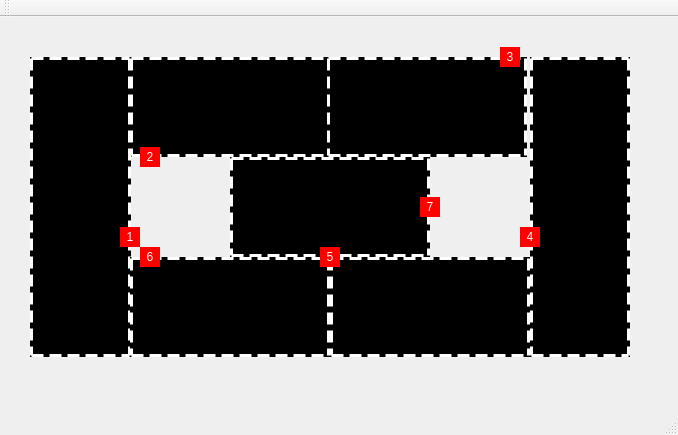
Vinihcampos/train-simulator, file mainwindow.ui: the form before one commit.
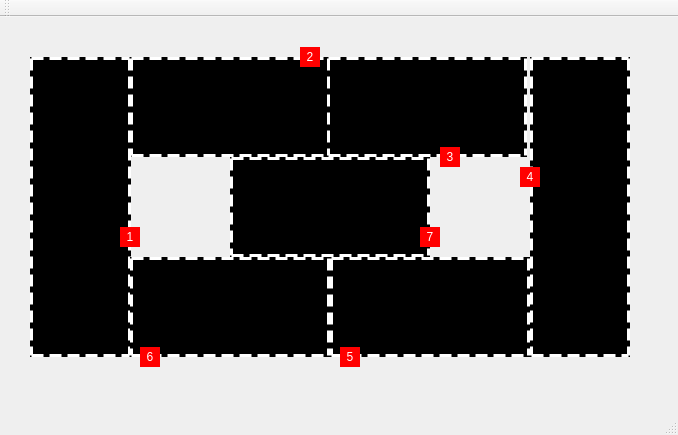
The form after the commit.

Commit message: Update rules of semaphores for all trains

```diff
--- a/mainwindow.ui
+++ b/mainwindow.ui
@@ -199,8 +199,8 @@
    <widget class="QLabel" name="labelTrain3">
     <property name="geometry">
      <rect>
-      <x>500</x>
-      <y>30</y>
+      <x>440</x>
+      <y>130</y>
       <width>20</width>
       <height>20</height>
      </rect>
@@ -228,8 +228,8 @@
    <widget class="QLabel" name="labelTrain5">
     <property name="geometry">
      <rect>
-      <x>320</x>
-      <y>230</y>
+      <x>340</x>
+      <y>330</y>
       <width>20</width>
       <height>20</height>
      </rect>
@@ -258,7 +258,7 @@
     <property name="geometry">
      <rect>
       <x>140</x>
-      <y>230</y>
+      <y>330</y>
       <width>20</width>
       <height>20</height>
      </rect>
@@ -316,7 +316,7 @@
     <property name="geometry">
      <rect>
       <x>520</x>
-      <y>210</y>
+      <y>150</y>
       <width>20</width>
       <height>20</height>
      </rect>
@@ -345,7 +345,7 @@
     <property name="geometry">
      <rect>
       <x>420</x>
-      <y>180</y>
+      <y>210</y>
       <width>20</width>
       <height>20</height>
      </rect>
@@ -373,8 +373,8 @@
    <widget class="QLabel" name="labelTrain2">
     <property name="geometry">
      <rect>
-      <x>140</x>
-      <y>130</y>
+      <x>300</x>
+      <y>30</y>
       <width>20</width>
       <height>20</height>
      </rect>
```
The commit also changes 2 other files.
